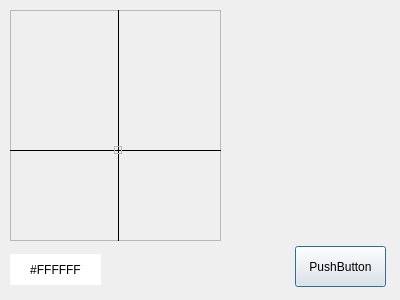
Old version of the form frame.ui in the repository xsence-github/xcolorpick.
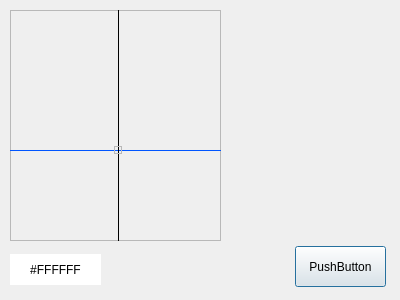
New version of the form.

Diff of the .ui file:
```diff
--- a/frame.ui
+++ b/frame.ui
@@ -83,6 +83,9 @@
      <height>20</height>
     </rect>
    </property>
+   <property name="styleSheet">
+    <string notr="true">color: rgb(0, 85, 255);</string>
+   </property>
    <property name="frameShadow">
     <enum>QFrame::Plain</enum>
    </property>
```
